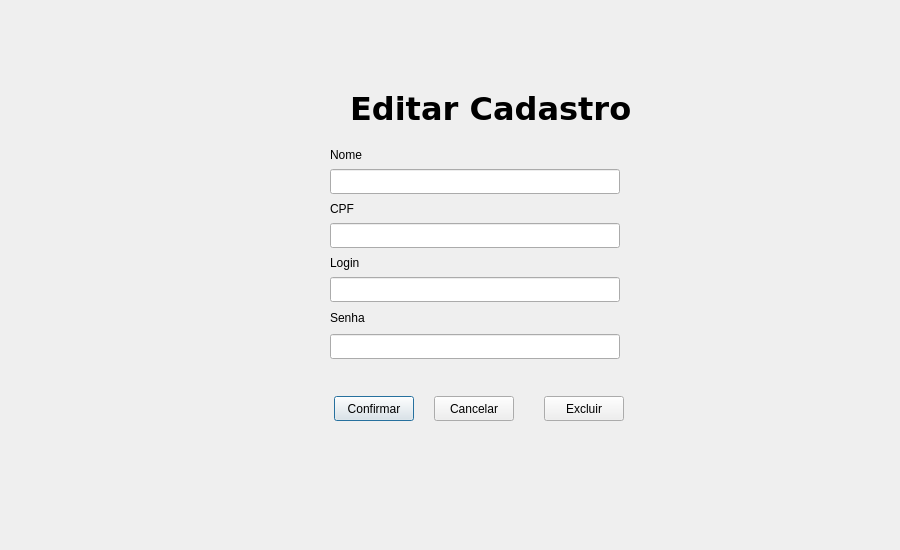
Above: Editar_cadastro.ui from adrianorocha-dev/PiltoverLibrary before the change. Below: the same form after it.
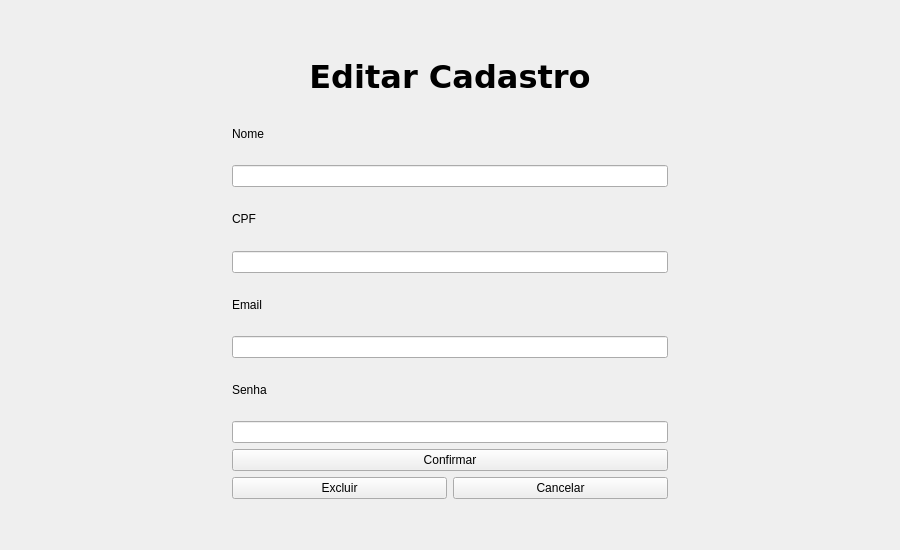
That is the form after the change. Icons and pictures are not drawn.

The edit to the form file:
```diff
--- a/Editar_cadastro.ui
+++ b/Editar_cadastro.ui
@@ -13,46 +13,79 @@
   <property name="windowTitle">
    <string>Dialog</string>
   </property>
-  <widget class="QPushButton" name="pushButton_alterar">
-   <property name="geometry">
-    <rect>
-     <x>334</x>
-     <y>396</y>
-     <width>80</width>
-     <height>25</height>
-    </rect>
+  <layout class="QGridLayout" name="gridLayout">
+   <item row="12" column="1">
+    <spacer name="verticalSpacer">
+     <property name="orientation">
+      <enum>Qt::Vertical</enum>
+     </property>
+     <property name="sizeType">
+      <enum>QSizePolicy::Minimum</enum>
+     </property>
+     <property name="sizeHint" stdset="0">
+      <size>
+       <width>20</width>
+       <height>40</height>
+      </size>
+     </property>
+    </spacer>
+   </item>
+   <item row="1" column="0" rowspan="2">
+    <widget class="QPushButton" name="pushButton_Logo">
+     <property name="styleSheet">
+      <string notr="true">QPushButton{
+border: None;
+}</string>
    </property>
    <property name="text">
-    <string>Confirmar</string>
+      <string/>
    </property>
    <property name="icon">
     <iconset>
-     <normaloff>PiltoverLibrary/Icon/checked.png</normaloff>
-     <normalon>Icon/checked.png</normalon>PiltoverLibrary/Icon/checked.png</iconset>
-   </property>
-  </widget>
-  <widget class="QLineEdit" name="lineEdit_Login">
-   <property name="geometry">
-    <rect>
-     <x>330</x>
-     <y>277</y>
-     <width>290</width>
-     <height>25</height>
-    </rect>
-   </property>
-  </widget>
+       <normaloff>PiltoverLibrary/Icon/logo.png</normaloff>
+       <normalon>Icon/logo.png</normalon>PiltoverLibrary/Icon/logo.png</iconset>
+     </property>
+     <property name="iconSize">
+      <size>
+       <width>128</width>
+       <height>128</height>
+      </size>
+     </property>
+    </widget>
+   </item>
+   <item row="2" column="1" colspan="3">
+    <widget class="QLabel" name="label_titulo">
+     <property name="text">
+      <string>Nome</string>
+     </property>
+    </widget>
+   </item>
+   <item row="4" column="1" colspan="3">
+    <widget class="QLabel" name="label_editora">
+     <property name="text">
+      <string>CPF</string>
+     </property>
+    </widget>
+   </item>
+   <item row="6" column="1" colspan="3">
+    <widget class="QLabel" name="label_2">
+     <property name="text">
+      <string>Email</string>
+     </property>
+    </widget>
+   </item>
+   <item row="8" column="1" colspan="3">
+    <widget class="QLabel" name="label_4">
+     <property name="text">
+      <string>Senha</string>
+     </property>
+    </widget>
+   </item>
+   <item row="11" column="2">
   <widget class="QPushButton" name="pushButton_cancelar">
    <property name="enabled">
     <bool>true</bool>
    </property>
-   <property name="geometry">
-    <rect>
-     <x>434</x>
-     <y>396</y>
-     <width>80</width>
-     <height>25</height>
-    </rect>
-   </property>
    <property name="sizePolicy">
     <sizepolicy hsizetype="Minimum" vsizetype="Fixed">
      <horstretch>0</horstretch>
@@ -68,58 +101,93 @@
      <normalon>Icon/cancel.png</normalon>PiltoverLibrary/Icon/cancel.png</iconset>
    </property>
   </widget>
-  <widget class="QLabel" name="label_editora">
-   <property name="geometry">
-    <rect>
-     <x>330</x>
-     <y>200</y>
-     <width>290</width>
-     <height>17</height>
-    </rect>
-   </property>
+   </item>
+   <item row="5" column="0">
+    <spacer name="horizontalSpacer">
+     <property name="orientation">
+      <enum>Qt::Horizontal</enum>
+     </property>
+     <property name="sizeType">
+      <enum>QSizePolicy::Minimum</enum>
+     </property>
+     <property name="sizeHint" stdset="0">
+      <size>
+       <width>40</width>
+       <height>20</height>
+      </size>
+     </property>
+    </spacer>
+   </item>
+   <item row="5" column="1" colspan="2">
+    <widget class="QLineEdit" name="lineEdit_CPF"/>
+   </item>
+   <item row="9" column="1" colspan="2">
+    <widget class="QLineEdit" name="lineEdit_Senha"/>
+   </item>
+   <item row="3" column="1" colspan="2">
+    <widget class="QLineEdit" name="lineEdit_Nome"/>
+   </item>
+   <item row="7" column="1" colspan="2">
+    <widget class="QLineEdit" name="lineEdit_Email"/>
+   </item>
+   <item row="5" column="3">
+    <spacer name="horizontalSpacer_2">
+     <property name="orientation">
+      <enum>Qt::Horizontal</enum>
+     </property>
+     <property name="sizeType">
+      <enum>QSizePolicy::Minimum</enum>
+     </property>
+     <property name="sizeHint" stdset="0">
+      <size>
+       <width>40</width>
+       <height>20</height>
+      </size>
+     </property>
+    </spacer>
+   </item>
+   <item row="11" column="1">
+    <widget class="QPushButton" name="pushButton_Excluir">
    <property name="text">
-    <string>CPF</string>
-   </property>
-  </widget>
-  <widget class="QLineEdit" name="lineEdit_Senha">
-   <property name="geometry">
-    <rect>
-     <x>330</x>
-     <y>334</y>
-     <width>290</width>
-     <height>25</height>
-    </rect>
-   </property>
-  </widget>
-  <widget class="QLineEdit" name="lineEdit_Nome">
-   <property name="geometry">
-    <rect>
-     <x>330</x>
-     <y>169</y>
-     <width>290</width>
-     <height>25</height>
-    </rect>
-   </property>
-  </widget>
-  <widget class="QLineEdit" name="lineEdit_CPF">
-   <property name="geometry">
-    <rect>
-     <x>330</x>
-     <y>223</y>
-     <width>290</width>
-     <height>25</height>
-    </rect>
-   </property>
-  </widget>
+      <string>Excluir</string>
+     </property>
+     <property name="icon">
+      <iconset>
+       <normaloff>PiltoverLibrary/Icon/garbage.png</normaloff>
+       <normalon>Icon/garbage.png</normalon>PiltoverLibrary/Icon/garbage.png</iconset>
+     </property>
+    </widget>
+   </item>
+   <item row="10" column="1" colspan="2">
+    <widget class="QPushButton" name="pushButton_alterar">
+     <property name="text">
+      <string>Confirmar</string>
+     </property>
+     <property name="icon">
+      <iconset>
+       <normaloff>PiltoverLibrary/Icon/checked.png</normaloff>
+       <normalon>Icon/checked.png</normalon>PiltoverLibrary/Icon/checked.png</iconset>
+     </property>
+    </widget>
+   </item>
+   <item row="0" column="1">
+    <spacer name="verticalSpacer_2">
+     <property name="orientation">
+      <enum>Qt::Vertical</enum>
+     </property>
+     <property name="sizeType">
+      <enum>QSizePolicy::Minimum</enum>
+     </property>
+     <property name="sizeHint" stdset="0">
+      <size>
+       <width>20</width>
+       <height>40</height>
+      </size>
+     </property>
+    </spacer>
+   </item>
+   <item row="1" column="1" colspan="2">
   <widget class="QLabel" name="label">
-   <property name="geometry">
-    <rect>
-     <x>350</x>
-     <y>90</y>
-     <width>290</width>
-     <height>38</height>
-    </rect>
-   </property>
    <property name="font">
     <font>
      <family>DejaVu Sans</family>
@@ -131,93 +199,12 @@
    <property name="text">
     <string>Editar Cadastro</string>
    </property>
-  </widget>
-  <widget class="QLabel" name="label_2">
-   <property name="geometry">
-    <rect>
-     <x>330</x>
-     <y>254</y>
-     <width>290</width>
-     <height>17</height>
-    </rect>
-   </property>
-   <property name="text">
-    <string>Login</string>
-   </property>
-  </widget>
-  <widget class="QLabel" name="label_titulo">
-   <property name="geometry">
-    <rect>
-     <x>330</x>
-     <y>146</y>
-     <width>290</width>
-     <height>17</height>
-    </rect>
-   </property>
-   <property name="text">
-    <string>Nome</string>
-   </property>
-  </widget>
-  <widget class="QLabel" name="label_4">
-   <property name="geometry">
-    <rect>
-     <x>330</x>
-     <y>308</y>
-     <width>290</width>
-     <height>20</height>
-    </rect>
-   </property>
-   <property name="text">
-    <string>Senha</string>
-   </property>
-  </widget>
-  <widget class="QPushButton" name="pushButton_Logo">
-   <property name="geometry">
-    <rect>
-     <x>30</x>
-     <y>40</y>
-     <width>290</width>
-     <height>128</height>
-    </rect>
-   </property>
-   <property name="styleSheet">
-    <string notr="true">QPushButton{
-border: None;
-}</string>
-   </property>
-   <property name="text">
-    <string/>
-   </property>
-   <property name="icon">
-    <iconset>
-     <normaloff>PiltoverLibrary/Icon/logo.png</normaloff>
-     <normalon>Icon/logo.png</normalon>PiltoverLibrary/Icon/logo.png</iconset>
-   </property>
-   <property name="iconSize">
-    <size>
-     <width>128</width>
-     <height>128</height>
-    </size>
-   </property>
-  </widget>
-  <widget class="QPushButton" name="pushButton_Excluir">
-   <property name="geometry">
-    <rect>
-     <x>544</x>
-     <y>396</y>
-     <width>80</width>
-     <height>25</height>
-    </rect>
-   </property>
-   <property name="text">
-    <string>Excluir</string>
-   </property>
-   <property name="icon">
-    <iconset>
-     <normaloff>PiltoverLibrary/Icon/garbage.png</normaloff>
-     <normalon>Icon/garbage.png</normalon>PiltoverLibrary/Icon/garbage.png</iconset>
-   </property>
-  </widget>
+     <property name="alignment">
+      <set>Qt::AlignCenter</set>
+     </property>
+    </widget>
+   </item>
+  </layout>
  </widget>
  <resources/>
  <connections/>
```
Lines whose indentation alone changed are shown as unchanged.
